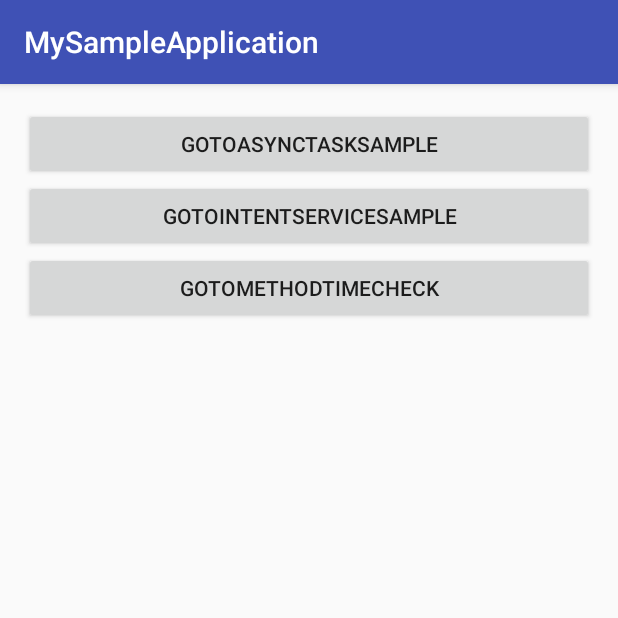
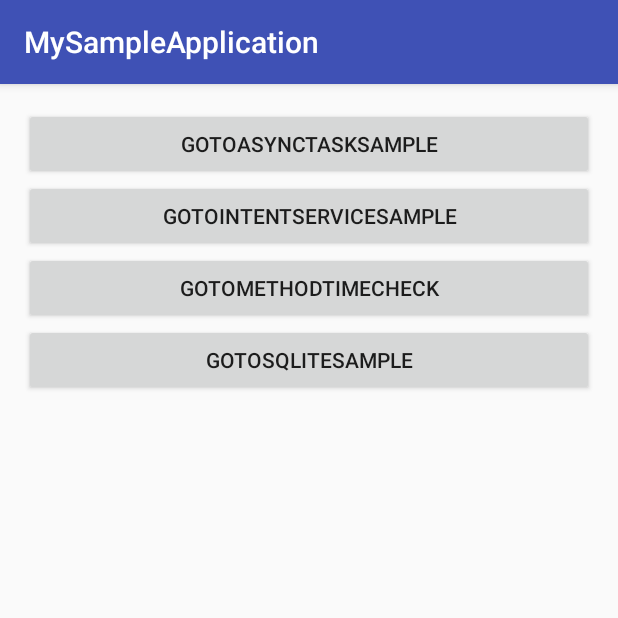
Before and after one commit to bccdevg/SampleAndroidApplication, an Android app: the screen it shows after launch (MainActivity), on a phone screen of 412 x 824 dp, the top half of it. Run offline under Robolectric (Android 15) with nearby library versions, the phone set to English and light mode, and no system bars.

Commit message:
add SQLite SampleActivity

```diff
--- a/app/src/main/AndroidManifest.xml
+++ b/app/src/main/AndroidManifest.xml
@@ -22,7 +22,8 @@
             android:name=".sample.intentservice.SampleIntentService"
             android:exported="false" />
 
-        <activity android:name=".sample.methodtime.MethodTimeCheckActivity"></activity>
+        <activity android:name=".sample.methodtime.MethodTimeCheckActivity" />
+        <activity android:name=".sample.sqlite.SqliteSampleActivity"></activity>
     </application>
 
 </manifest>
--- a/app/src/main/java/com/example/iwaki/mysampleapplication/MainActivity.java
+++ b/app/src/main/java/com/example/iwaki/mysampleapplication/MainActivity.java
@@ -8,6 +8,7 @@ import android.view.View;
 import com.example.iwaki.mysampleapplication.sample.asynctask.SampleAsyncTaskActivity;
 import com.example.iwaki.mysampleapplication.sample.intentservice.SampleIntentServiceActivity;
 import com.example.iwaki.mysampleapplication.sample.methodtime.MethodTimeCheckActivity;
+import com.example.iwaki.mysampleapplication.sample.sqlite.SqliteSampleActivity;
 
 public class MainActivity extends AppCompatActivity {
 
@@ -32,4 +33,8 @@ public class MainActivity extends AppCompatActivity {
         startActivity(new Intent(this, MethodTimeCheckActivity.class));
     }
 
+    public void onGoToSQLiteSampleTapped(View view) {
+        startActivity(new Intent(this, SqliteSampleActivity.class));
+    }
+
 }
--- a/app/src/main/res/layout/activity_main.xml
+++ b/app/src/main/res/layout/activity_main.xml
@@ -46,4 +46,16 @@
         android:layout_alignParentStart="true"
         android:onClick="onGoToMethodTimeCheckTapped" />
 
+    <Button
+        android:text="GoToSQLiteSample"
+        android:layout_width="match_parent"
+        android:layout_height="wrap_content"
+        android:layout_below="@+id/button3"
+        android:id="@+id/button4"
+        android:layout_alignParentRight="true"
+        android:layout_alignParentEnd="true"
+        android:layout_alignParentLeft="true"
+        android:layout_alignParentStart="true"
+        android:onClick="onGoToSQLiteSampleTapped" />
+
 </RelativeLayout>
```
Also changed, not shown: app/src/main/java/com/example/iwaki/mysampleapplication/sample/sqlite/SampleSqliteDbHelper.java (added, +60 -0 lines), app/src/main/java/com/example/iwaki/mysampleapplication/sample/sqlite/SqliteSampleActivity.java (added, +67 -0 lines), app/src/main/res/layout/activity_sqlite_sample.xml (added, +22 -0 lines).
